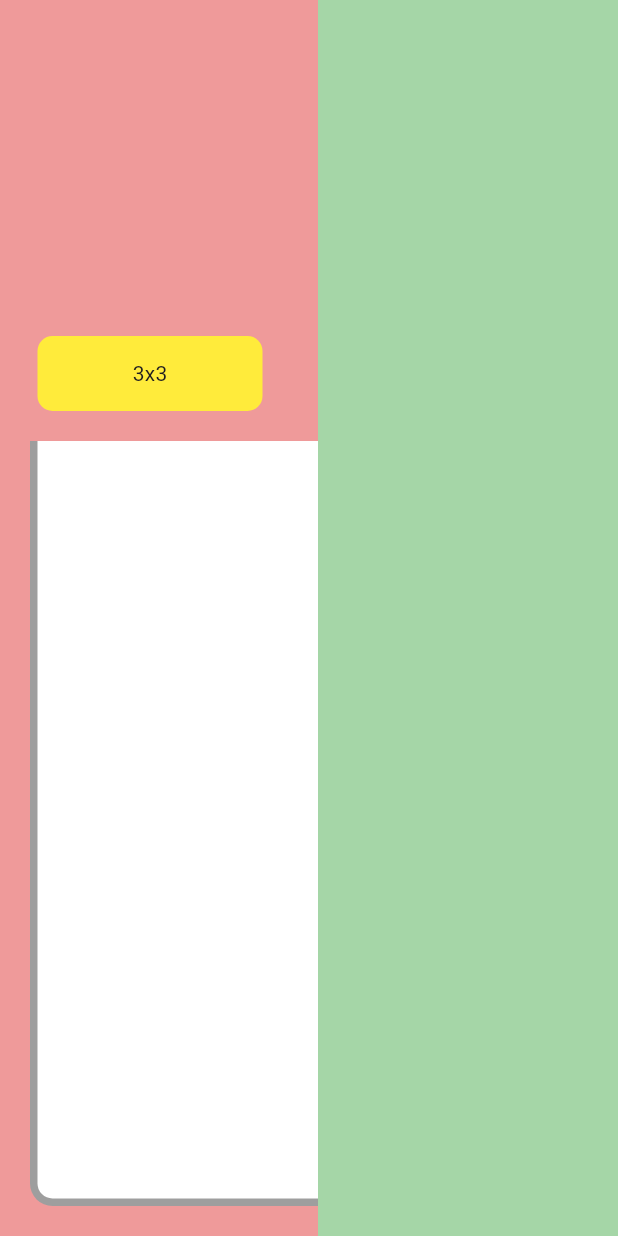
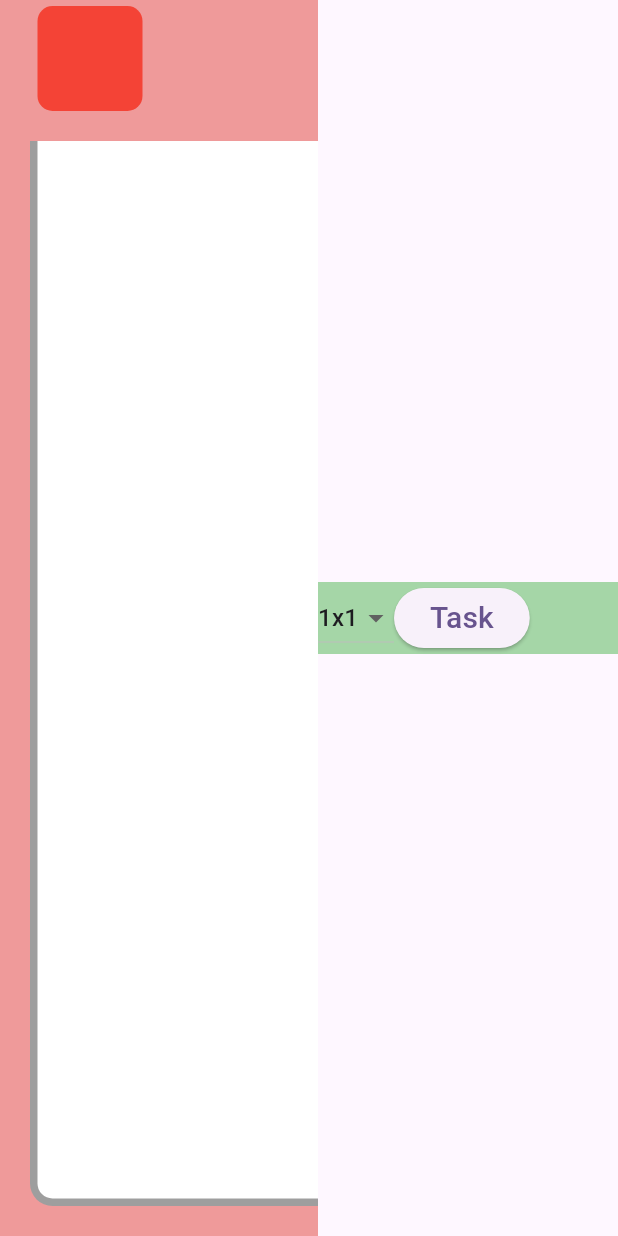
Before and after one commit to shogoisaji/tumitas, a Flutter app: the screen it shows after launch, on a phone screen of 412 x 824 dp. Run offline on Flutter 3.47's test engine with Material 2 defaults, Android fonts, the light colour scheme and no system bars.

Commit message:
✨ dropdown, block title

```diff
--- a/lib/config/config.dart
+++ b/lib/config/config.dart
@@ -1 +1 @@
-double oneBlockSize = 50.0;
+double oneBlockSize = 70.0;
--- a/lib/models/bucket.dart
+++ b/lib/models/bucket.dart
@@ -3,21 +3,47 @@ import 'package:flutter/material.dart';
 class Bucket {
   final Color color;
   final BucketSize bucketSize;
-  List<int> bucketIntoData;
+  List<Map<String, dynamic>> bucketIntoBlock;// [{ block: Block, position: Position },...]
+  List<int> bucketMaxPosition;
 
   Bucket(
       {required this.color,
       required this.bucketSize,
-      this.bucketIntoData = const []}) {
+      this.bucketIntoBlock = const [],
+      this.bucketMaxPosition = const []}) {
     initializeBucketIntoData();
   }
 
   void initializeBucketIntoData() {
-    bucketIntoData = [];
+    bucketIntoBlock = [];
     for (int i = 0; i < bucketSize.x * bucketSize.y; i++) {
-      bucketIntoData.add(0);
+      // bucketIntoData.add(0);
     }
   }
+
+  void getMaxPosition(){
+    List<Position> existPosition = [];
+    for (int i = 0; i < bucketIntoBlock.length; i++) {
+      final int positionCount = switch(bucketIntoBlock[i]['block'].blockSize.x){
+        case 1:
+          return 1;
+        case 2:
+          return 2;
+        case 3:
+          return 3;
+        default:
+          return 1;
+      }
+      existPosition.add(bucketIntoBlock[i]['position']);
+    }
+  }
+}
+
+class Position {
+  // (0,0) is bottom left
+  final int positionX;
+  final int positionY;
+  Position(this.positionX, this.positionY);
 }
 
 class BucketSize {
--- a/lib/pages/main_page.dart
+++ b/lib/pages/main_page.dart
@@ -2,8 +2,10 @@ import 'package:flutter/material.dart';
 import 'package:tumitas/config/config.dart';
 import 'package:tumitas/models/block.dart';
 import 'package:tumitas/models/bucket.dart';
+import 'package:tumitas/widgets/block_type_dropdown.dart';
 import 'package:tumitas/widgets/block_widget.dart';
 import 'package:tumitas/widgets/bucket_widget.dart';
+import 'package:tumitas/widgets/task_title_dialog.dart';
 
 class MainPage extends StatefulWidget {
   const MainPage({super.key});
@@ -12,15 +14,40 @@ class MainPage extends StatefulWidget {
   State<MainPage> createState() => _MainPageState();
 }
 
-Block nextBlock = BlockType.block3x1.block;
-Bucket bucket = Bucket(color: Colors.grey, bucketSize: BucketSize(5, 10));
+Block nextBlock = BlockType.block1x1.block;
+Bucket bucket = Bucket(color: Colors.grey, bucketSize: BucketSize(8, 10));
 
 class _MainPageState extends State<MainPage> {
+  TextEditingController _textController = TextEditingController();
+  String taskTitle = '';
   double nextBlockPosition = 0;
 
   @override
   void initState() {
     super.initState();
+  }
+
+  @override
+  void dispose() {
+    _textController.dispose();
+    super.dispose();
+  }
+
+  BlockType? selectedBlockType;
+
+  void _onBlockTypeSelected(BlockType? type) {
+    setState(() {
+      selectedBlockType = type;
+      if (type != null) {
+        nextBlock = type.block;
+      }
+    });
+  }
+
+  void _handleSubmitted(String newTitle) {
+    setState(() {
+      taskTitle = newTitle;
+    });
   }
 
   @override
@@ -42,27 +69,37 @@ class _MainPageState extends State<MainPage> {
                             crossAxisAlignment: CrossAxisAlignment.start,
                             children: [
                               Padding(
-                                padding: const EdgeInsets.only(left: 5.0, bottom: 20.0),
+                                padding: const EdgeInsets.only(
+                                    left: 5.0, bottom: 20.0),
                                 child: Stack(
                                   children: [
                                     Row(
                                       children: [
                                         Container(
-                                          width: bucket.bucketSize.x * oneBlockSize,
-                                          height: nextBlock.blockSize.y * oneBlockSize,
+                                          width: bucket.bucketSize.x *
+                                              oneBlockSize,
+                                          height: nextBlock.blockSize.y *
+                                              oneBlockSize,
                                           child: ListView.builder(
                                             scrollDirection: Axis.horizontal,
-                                            itemCount: bucket.bucketSize.x + (1 - nextBlock.blockSize.x),
+                                            itemCount: bucket.bucketSize.x +
+                                                (1 - nextBlock.blockSize.x),
                                             itemBuilder: (context, index) {
                                               return DragTarget(
                                                 onAccept: (data) {
                                                   setState(() {
-                                                    nextBlockPosition = index * oneBlockSize;
+                                                    nextBlockPosition =
+                                                        index * oneBlockSize;
                                                   });
                                                 },
-                                                builder: (context, candidateData, rejectedData) => Container(
+                                                builder: (context,
+                                                        candidateData,
+                                                        rejectedData) =>
+                                                    Container(
                                                   width: oneBlockSize,
-                                                  height: nextBlock.blockSize.y * oneBlockSize,
+                                                  height:
+                                                      nextBlock.blockSize.y *
+                                                          oneBlockSize,
                                                 ),
                                               );
                                             },
@@ -71,13 +108,17 @@ class _MainPageState extends State<MainPage> {
                                       ],
                                     ),
                                     Padding(
-                                      padding: EdgeInsets.only(left: nextBlockPosition),
+                                      padding: EdgeInsets.only(
+                                          left: nextBlockPosition),
                                       child: Draggable(
                                           data: 1,
                                           axis: Axis.horizontal,
                                           childWhenDragging: Container(),
-                                          feedback: Material(child: BlockWidget(nextBlock)),
-                                          child: BlockWidget(nextBlock)),
+                                          feedback: Material(
+                                              child: BlockWidget(nextBlock,
+                                                  taskTitle: taskTitle)),
+                                          child: BlockWidget(nextBlock,
+                                              taskTitle: taskTitle)),
                                     ),
                                   ],
                                 ),
@@ -92,9 +133,27 @@ class _MainPageState extends State<MainPage> {
             ),
           ),
           Container(
-            width: 200,
-            color: Colors.green[200],
-          ),
+              width: 200,
+              color: Colors.green[200],
+              child: Row(
+                children: [
+                  BlockTypeDropdownWidget(
+                    onSelected: _onBlockTypeSelected,
+                  ),
+                  ElevatedButton(
+                      onPressed: () {
+                        showDialog(
+                          context: context,
+                          builder: (_) => TaskTitleDialog(
+                            TextEditingController(text: taskTitle),
+                            onSubmitted: _handleSubmitted,
+                          ),
+                        );
+                      },
+                      child:
+                          const Text('Task', style: TextStyle(fontSize: 20))),
+                ],
+              )),
         ],
       ),
     );
--- /dev/null
+++ b/lib/widgets/block_type_dropdown.dart
@@ -0,0 +1,38 @@
+import 'package:flutter/material.dart';
+import 'package:tumitas/models/block.dart';
+
+class BlockTypeDropdownWidget extends StatefulWidget {
+  final Function(BlockType?) onSelected;
+  const BlockTypeDropdownWidget({
+    super.key,
+    required this.onSelected,
+  });
+
+  @override
+  _WordsCountDropdownWidgetState createState() =>
+      _WordsCountDropdownWidgetState();
+}
+
+class _WordsCountDropdownWidgetState extends State<BlockTypeDropdownWidget> {
+  BlockType selectedType = BlockType.block1x1;
+
+  @override
+  Widget build(BuildContext context) {
+    return DropdownButton<BlockType>(
+      value: selectedType,
+      onChanged: (BlockType? newValue) {
+        setState(() {
+          selectedType = newValue!;
+        });
+        widget.onSelected(newValue);
+      },
+      items:
+          BlockType.values.map<DropdownMenuItem<BlockType>>((BlockType type) {
+        return DropdownMenuItem<BlockType>(
+          value: type,
+          child: Center(child: Text(type.toString().split('block')[1])),
+        );
+      }).toList(),
+    );
+  }
+}
--- a/lib/widgets/block_widget.dart
+++ b/lib/widgets/block_widget.dart
@@ -4,12 +4,14 @@ import 'package:tumitas/models/block.dart';
 
 class BlockWidget extends StatelessWidget {
   final Block block;
-  const BlockWidget(this.block, {super.key});
+  final String taskTitle;
+  final double titleFontSize = 12;
+  const BlockWidget(this.block, {super.key, required this.taskTitle});
 
   @override
   Widget build(BuildContext context) {
-    String getBlockName() {
-      return '${block.blockSize.x.toString()}x${block.blockSize.x.toString()}';
+    int titleMaxLine() {
+      return block.blockSize.y * 2;
     }
 
     return Container(
@@ -17,11 +19,21 @@ class BlockWidget extends StatelessWidget {
       child: Container(
           width: block.blockSize.x * oneBlockSize,
           height: block.blockSize.y * oneBlockSize,
+          padding: const EdgeInsets.all(4),
           decoration: BoxDecoration(
             color: block.color,
             borderRadius: BorderRadius.circular(10),
           ),
-          child: Center(child: Text(getBlockName()))),
+          child: Center(
+              child: Text(
+            taskTitle,
+            style: TextStyle(
+              fontSize: titleFontSize,
+              color: Colors.black,
+            ),
+            overflow: TextOverflow.ellipsis,
+            maxLines: titleMaxLine(),
+          ))),
     );
   }
 }
```
Also changed, not shown: lib/widgets/task_title_dialog.dart (added, +58 -0 lines).
